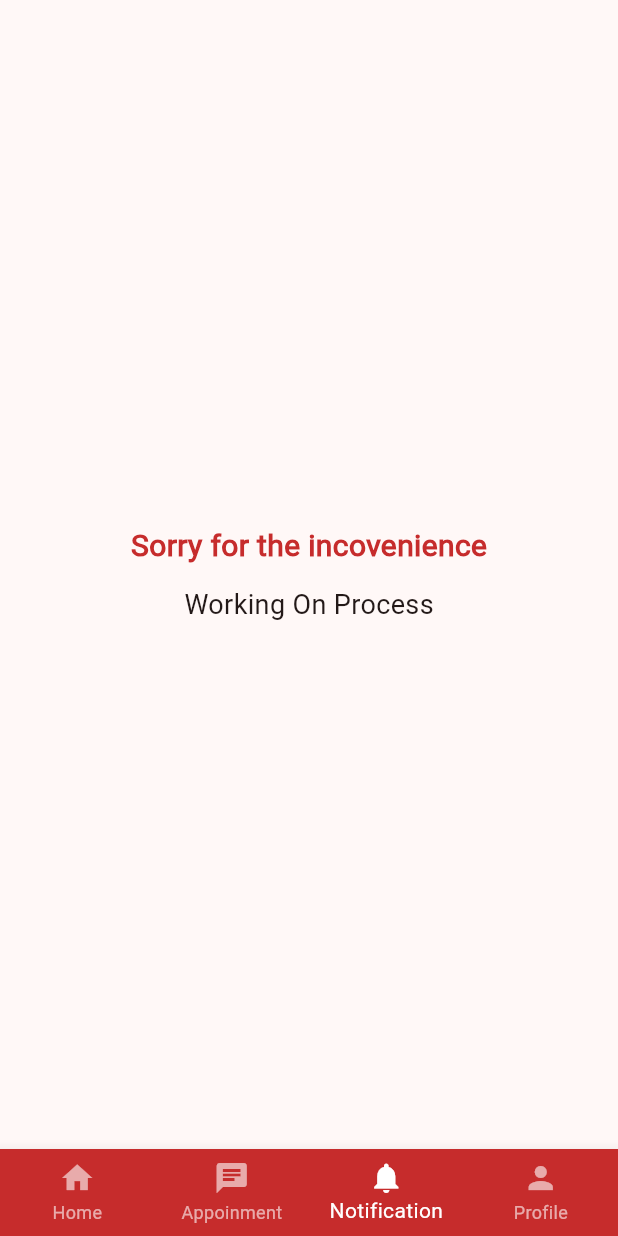
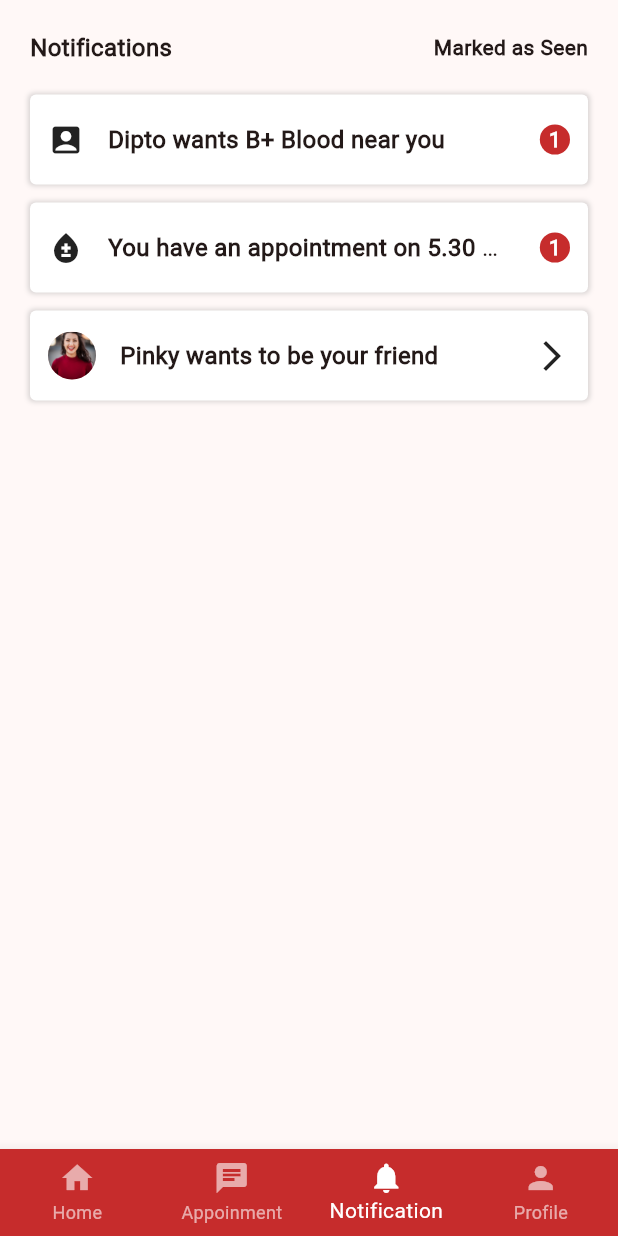
Before and after one commit to Nezent/blood_bank, a Flutter app: the screen it shows after launch, item 3 of the bottom bar chosen, on a phone screen of 412 x 824 dp. Run offline on Flutter 3.47's test engine with Material 2 defaults, Android fonts, the phone set to English and light mode, and no system bars; missing offline and left inert: mongo_dart.

Commit message:
Notification Screen

```diff
--- a/lib/views/notification_screen.dart
+++ b/lib/views/notification_screen.dart
@@ -13,33 +13,152 @@ class _NotificationScreenState extends State<NotificationScreen> {
   Widget build(BuildContext context) {
     return Scaffold(
       body: SafeArea(
-          child: Row(
-        mainAxisAlignment: MainAxisAlignment.center,
+          child: Padding(
+        padding: const EdgeInsets.symmetric(horizontal: 20, vertical: 20),
+        child: Column(
           children: [
-          Column(
-            mainAxisAlignment: MainAxisAlignment.center,
+            Row(
+              mainAxisAlignment: MainAxisAlignment.spaceBetween,
               children: [
                 Text(
-                'Sorry for the incovenience',
-                style: TextStyle(
-                    fontSize: 20,
-                    fontWeight: FontWeight.w600,
-                    color: Palette.primaryRed),
+                  'Notifications',
+                  style: TextStyle(fontSize: 16, fontWeight: FontWeight.w600),
+                ),
+                Text(
+                  'Marked as Seen',
+                  style: TextStyle(fontSize: 14, fontWeight: FontWeight.w600),
+                ),
+              ],
             ),
             SizedBox(
-                height: 12,
+              height: 20,
             ),
-              Text(
-                'Working On Process',
+            NotificationItem(
+                icon: Icon(Icons.account_box),
+                value: 'Dipto wants B+ Blood near you'),
+            NotificationItem(
+                icon: Icon(Icons.bloodtype),
+                value: 'You have an appointment on 5.30 pm'),
+            Padding(
+              padding: const EdgeInsets.only(bottom: 12),
+              child: Container(
+                decoration: BoxDecoration(
+                  color: Colors.white,
+                  borderRadius: BorderRadius.circular(4),
+                  boxShadow: [
+                    BoxShadow(
+                      color: Colors.grey.withOpacity(0.4),
+                      spreadRadius: 1,
+                      blurRadius: 2,
+                    ),
+                  ],
+                ),
+                child: Padding(
+                  padding:
+                      const EdgeInsets.symmetric(horizontal: 12, vertical: 14),
+                  child: Row(
+                    mainAxisAlignment: MainAxisAlignment.spaceBetween,
+                    children: [
+                      Row(
+                        children: [
+                          CircleAvatar(
+                            radius: 16,
+                            backgroundImage: AssetImage('images/main.jpg'),
+                          ),
+                          SizedBox(
+                            width: 16,
+                          ),
+                          SizedBox(
+                            width: MediaQuery.of(context).size.width * 0.64,
+                            child: Text(
+                              'Pinky wants to be your friend',
                               style: TextStyle(
-                  fontSize: 18,
-                  fontWeight: FontWeight.w500,
+                                  fontSize: 16, fontWeight: FontWeight.w600),
+                              overflow: TextOverflow.ellipsis,
                             ),
                           ),
                         ],
                       ),
+                      Icon(Icons.arrow_forward_ios),
                     ],
+                  ),
+                ),
+              ),
+            ),
+          ],
+        ),
       )),
     );
   }
 }
+
+class NotificationItem extends StatelessWidget {
+  final String value;
+  final Icon icon;
+  const NotificationItem({
+    super.key,
+    required this.icon,
+    required this.value,
+  });
+
+  @override
+  Widget build(BuildContext context) {
+    return Padding(
+      padding: const EdgeInsets.only(bottom: 12),
+      child: Container(
+        decoration: BoxDecoration(
+          color: Colors.white,
+          borderRadius: BorderRadius.circular(4),
+          boxShadow: [
+            BoxShadow(
+              color: Colors.grey.withOpacity(0.4),
+              spreadRadius: 1,
+              blurRadius: 2,
+            ),
+          ],
+        ),
+        child: Padding(
+          padding: const EdgeInsets.symmetric(horizontal: 12, vertical: 14),
+          child: Row(
+            mainAxisAlignment: MainAxisAlignment.spaceBetween,
+            children: [
+              Row(
+                children: [
+                  icon,
+                  SizedBox(
+                    width: 16,
+                  ),
+                  SizedBox(
+                    width: MediaQuery.of(context).size.width * 0.64,
+                    child: Text(
+                      value,
+                      style:
+                          TextStyle(fontSize: 16, fontWeight: FontWeight.w600),
+                      overflow: TextOverflow.ellipsis,
+                    ),
+                  ),
+                ],
+              ),
+              Container(
+                decoration: BoxDecoration(
+                  shape: BoxShape.circle,
+                  color: Palette.primaryRed,
+                ),
+                child: Padding(
+                  padding: const EdgeInsets.all(6.0),
+                  child: Text(
+                    '1',
+                    style: TextStyle(
+                        fontSize: 14,
+                        fontWeight: FontWeight.w600,
+                        color: Colors.white),
+                  ),
+                ),
+              ),
+            ],
+          ),
+        ),
+      ),
+    );
+  }
+}
```
Lines whose indentation alone changed are shown as unchanged.
